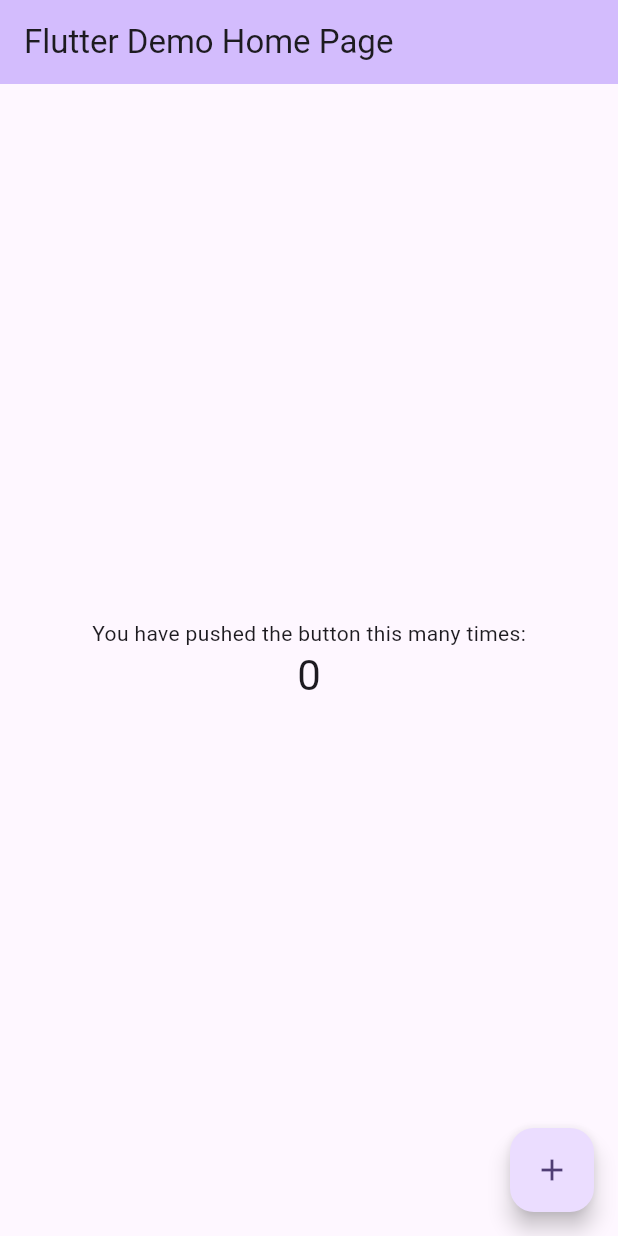
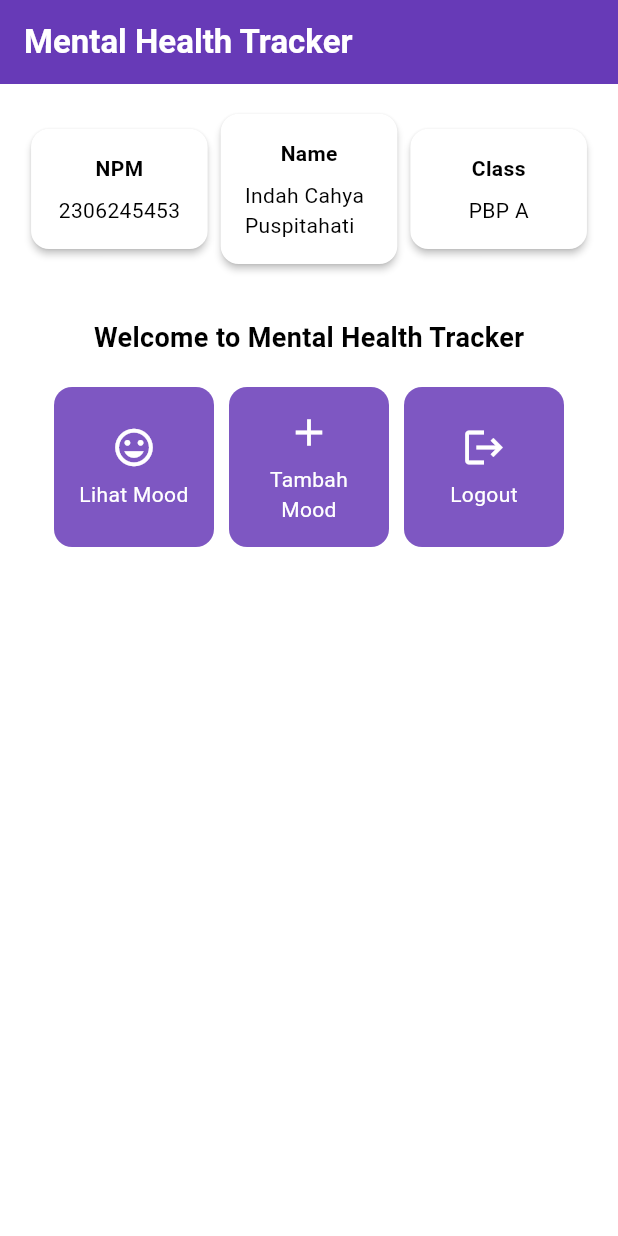
Before and after one commit to indahcahyaaa/mental-health-tracker-mobile, a Flutter app: the screen it shows after launch, on a phone screen of 412 x 824 dp. Run offline on Flutter 3.47's test engine with Material 3 defaults, Android fonts, the phone set to English and light mode, and no system bars.

Commit message:
tutorial 6 done

```diff
--- a/lib/main.dart
+++ b/lib/main.dart
@@ -1,4 +1,5 @@
 import 'package:flutter/material.dart';
+import 'package:mental_health_tracker/menu.dart';
 
 void main() {
   runApp(const MyApp());
@@ -14,7 +15,9 @@ class MyApp extends StatelessWidget {
       title: 'Flutter Demo',
       theme: ThemeData(
         // This is the theme of your application.
-        //
+        colorScheme: ColorScheme.fromSwatch(
+            primarySwatch: Colors.deepPurple,
+        ).copyWith(secondary: Colors.deepPurple[400]),
         // TRY THIS: Try running your application with "flutter run". You'll see
         // the application has a purple toolbar. Then, without quitting the app,
         // try changing the seedColor in the colorScheme below to Colors.green
@@ -28,98 +31,9 @@ class MyApp extends StatelessWidget {
         //
         // This works for code too, not just values: Most code changes can be
         // tested with just a hot reload.
-        colorScheme: ColorScheme.fromSeed(seedColor: Colors.deepPurple),
         useMaterial3: true,
       ),
-      home: const MyHomePage(title: 'Flutter Demo Home Page'),
+      home: MyHomePage(),
     );
   }
 }
-
-class MyHomePage extends StatefulWidget {
-  const MyHomePage({super.key, required this.title});
-
-  // This widget is the home page of your application. It is stateful, meaning
-  // that it has a State object (defined below) that contains fields that affect
-  // how it looks.
-
-  // This class is the configuration for the state. It holds the values (in this
-  // case the title) provided by the parent (in this case the App widget) and
-  // used by the build method of the State. Fields in a Widget subclass are
-  // always marked "final".
-
-  final String title;
-
-  @override
-  State<MyHomePage> createState() => _MyHomePageState();
-}
-
-class _MyHomePageState extends State<MyHomePage> {
-  int _counter = 0;
-
-  void _incrementCounter() {
-    setState(() {
-      // This call to setState tells the Flutter framework that something has
-      // changed in this State, which causes it to rerun the build method below
-      // so that the display can reflect the updated values. If we changed
-      // _counter without calling setState(), then the build method would not be
-      // called again, and so nothing would appear to happen.
-      _counter++;
-    });
-  }
-
-  @override
-  Widget build(BuildContext context) {
-    // This method is rerun every time setState is called, for instance as done
-    // by the _incrementCounter method above.
-    //
-    // The Flutter framework has been optimized to make rerunning build methods
-    // fast, so that you can just rebuild anything that needs updating rather
-    // than having to individually change instances of widgets.
-    return Scaffold(
-      appBar: AppBar(
-        // TRY THIS: Try changing the color here to a specific color (to
-        // Colors.amber, perhaps?) and trigger a hot reload to see the AppBar
-        // change color while the other colors stay the same.
-        backgroundColor: Theme.of(context).colorScheme.inversePrimary,
-        // Here we take the value from the MyHomePage object that was created by
-        // the App.build method, and use it to set our appbar title.
-        title: Text(widget.title),
-      ),
-      body: Center(
-        // Center is a layout widget. It takes a single child and positions it
-        // in the middle of the parent.
-        child: Column(
-          // Column is also a layout widget. It takes a list of children and
-          // arranges them vertically. By default, it sizes itself to fit its
-          // children horizontally, and tries to be as tall as its parent.
-          //
-          // Column has various properties to control how it sizes itself and
-          // how it positions its children. Here we use mainAxisAlignment to
-          // center the children vertically; the main axis here is the vertical
-          // axis because Columns are vertical (the cross axis would be
-          // horizontal).
-          //
-          // TRY THIS: Invoke "debug painting" (choose the "Toggle Debug Paint"
-          // action in the IDE, or press "p" in the console), to see the
-          // wireframe for each widget.
-          mainAxisAlignment: MainAxisAlignment.center,
-          children: <Widget>[
-            const Text(
-              'You have pushed the button this many times:',
-            ),
-            Text(
-              '$_counter',
-              style: Theme.of(context).textTheme.headlineMedium,
-            ),
-          ],
-        ),
-      ),
-      floatingActionButton: FloatingActionButton(
-        onPressed: _incrementCounter,
-        tooltip: 'Increment',
-        child: const Icon(Icons.add),
-      ), // This trailing comma makes auto-formatting nicer for build methods.
-    );
-  }
-}
--- /dev/null
+++ b/lib/menu.dart
@@ -0,0 +1,187 @@
+import 'package:flutter/material.dart';
+
+class MyHomePage extends StatelessWidget {
+  MyHomePage({super.key});
+
+    final String npm = '2306245453'; // NPM
+    final String name = 'Indah Cahya Puspitahati'; // Nama
+    final String className = 'PBP A'; // Kelas
+
+    final List<ItemHomepage> items = [
+         ItemHomepage("Lihat Mood", Icons.mood),
+         ItemHomepage("Tambah Mood", Icons.add),
+         ItemHomepage("Logout", Icons.logout),
+    ];
+
+  @override
+  Widget build(BuildContext context) {
+    // Scaffold menyediakan struktur dasar halaman dengan AppBar dan body.
+    return Scaffold(
+      // AppBar adalah bagian atas halaman yang menampilkan judul.
+      appBar: AppBar(
+        // Judul aplikasi "Mental Health Tracker" dengan teks putih dan tebal.
+        title: const Text(
+          'Mental Health Tracker',
+          style: TextStyle(
+            color: Colors.white,
+            fontWeight: FontWeight.bold,
+          ),
+        ),
+        // Warna latar belakang AppBar diambil dari skema warna tema aplikasi.
+        backgroundColor: Theme.of(context).colorScheme.primary,
+      ),
+      // Body halaman dengan padding di sekelilingnya.
+      body: Padding(
+        padding: const EdgeInsets.all(16.0),
+        // Menyusun widget secara vertikal dalam sebuah kolom.
+        child: Column(
+          crossAxisAlignment: CrossAxisAlignment.center,
+          children: [
+            // Row untuk menampilkan 3 InfoCard secara horizontal.
+            Row(
+              mainAxisAlignment: MainAxisAlignment.spaceEvenly,
+              children: [
+                InfoCard(title: 'NPM', content: npm),
+                InfoCard(title: 'Name', content: name),
+                InfoCard(title: 'Class', content: className),
+              ],
+            ),
+
+            // Memberikan jarak vertikal 16 unit.
+            const SizedBox(height: 16.0),
+
+            // Menempatkan widget berikutnya di tengah halaman.
+            Center(
+              child: Column(
+                // Menyusun teks dan grid item secara vertikal.
+
+                children: [
+                  // Menampilkan teks sambutan dengan gaya tebal dan ukuran 18.
+                  const Padding(
+                    padding: EdgeInsets.only(top: 16.0),
+                    child: Text(
+                      'Welcome to Mental Health Tracker',
+                      style: TextStyle(
+                        fontWeight: FontWeight.bold,
+                        fontSize: 18.0,
+                      ),
+                    ),
+                  ),
+
+                  // Grid untuk menampilkan ItemCard dalam bentuk grid 3 kolom.
+                  GridView.count(
+                    primary: true,
+                    padding: const EdgeInsets.all(20),
+                    crossAxisSpacing: 10,
+                    mainAxisSpacing: 10,
+                    crossAxisCount: 3,
+                    // Agar grid menyesuaikan tinggi kontennya.
+                    shrinkWrap: true,
+
+                    // Menampilkan ItemCard untuk setiap item dalam list items.
+                    children: items.map((ItemHomepage item) {
+                      return ItemCard(item);
+                    }).toList(),
+                  ),
+                ],
+              ),
+            ),
+          ],
+        ),
+      ),
+    );
+  }
+}
+
+class InfoCard extends StatelessWidget {
+  // Kartu informasi yang menampilkan title dan content.
+
+  final String title;  // Judul kartu.
+  final String content;  // Isi kartu.
+
+  const InfoCard({super.key, required this.title, required this.content});
+
+  @override
+  Widget build(BuildContext context) {
+    return Card(
+      // Membuat kotak kartu dengan bayangan dibawahnya.
+      elevation: 2.0,
+      child: Container(
+        // Mengatur ukuran dan jarak di dalam kartu.
+        width: MediaQuery.of(context).size.width / 3.5, // menyesuaikan dengan lebar device yang digunakan.
+        padding: const EdgeInsets.all(16.0),
+        // Menyusun title dan content secara vertikal.
+        child: Column(
+          children: [
+            Text(
+              title,
+              style: const TextStyle(fontWeight: FontWeight.bold),
+            ),
+            const SizedBox(height: 8.0),
+            Text(content),
+          ],
+        ),
+      ),
+    );
+  }
+}
+
+class ItemHomepage {
+     final String name;
+     final IconData icon;
+
+     ItemHomepage(this.name, this.icon);
+}
+
+class ItemCard extends StatelessWidget {
+  // Menampilkan kartu dengan ikon dan nama.
+
+  final ItemHomepage item;
+
+  const ItemCard(this.item, {super.key});
+
+  @override
+  Widget build(BuildContext context) {
+    return Material(
+      // Menentukan warna latar belakang dari tema aplikasi.
+      color: Theme.of(context).colorScheme.secondary,
+      // Membuat sudut kartu melengkung.
+      borderRadius: BorderRadius.circular(12),
+
+      child: InkWell(
+        // Aksi ketika kartu ditekan.
+        onTap: () {
+          // Menampilkan pesan SnackBar saat kartu ditekan.
+          ScaffoldMessenger.of(context)
+            ..hideCurrentSnackBar()
+            ..showSnackBar(
+              SnackBar(content: Text("Kamu telah menekan tombol ${item.name}!"))
+            );
+        },
+        // Container untuk menyimpan Icon dan Text
+        child: Container(
+          padding: const EdgeInsets.all(8),
+          child: Center(
+            child: Column(
+              // Menyusun ikon dan teks di tengah kartu.
+              mainAxisAlignment: MainAxisAlignment.center,
+              children: [
+                Icon(
+                  item.icon,
+                  color: Colors.white,
+                  size: 30.0,
+                ),
+                const Padding(padding: EdgeInsets.all(3)),
+                Text(
+                  item.name,
+                  textAlign: TextAlign.center,
+                  style: const TextStyle(color: Colors.white),
+                ),
+              ],
+            ),
+          ),
+        ),
+      ),
+    );
+  }
+}
```
